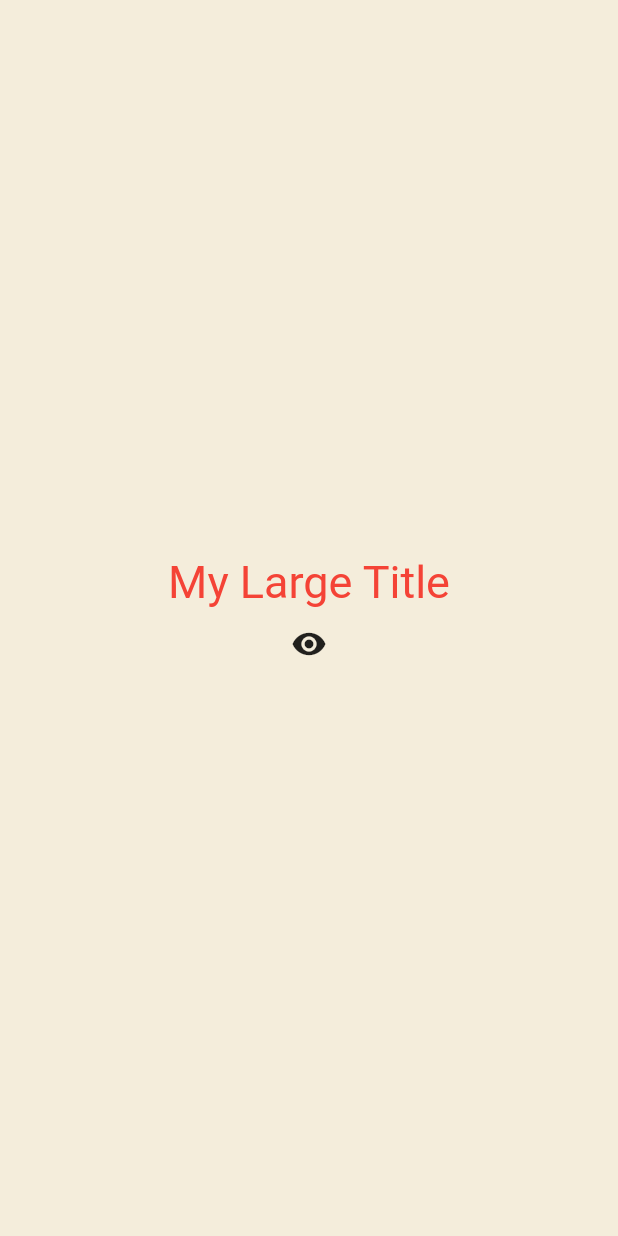
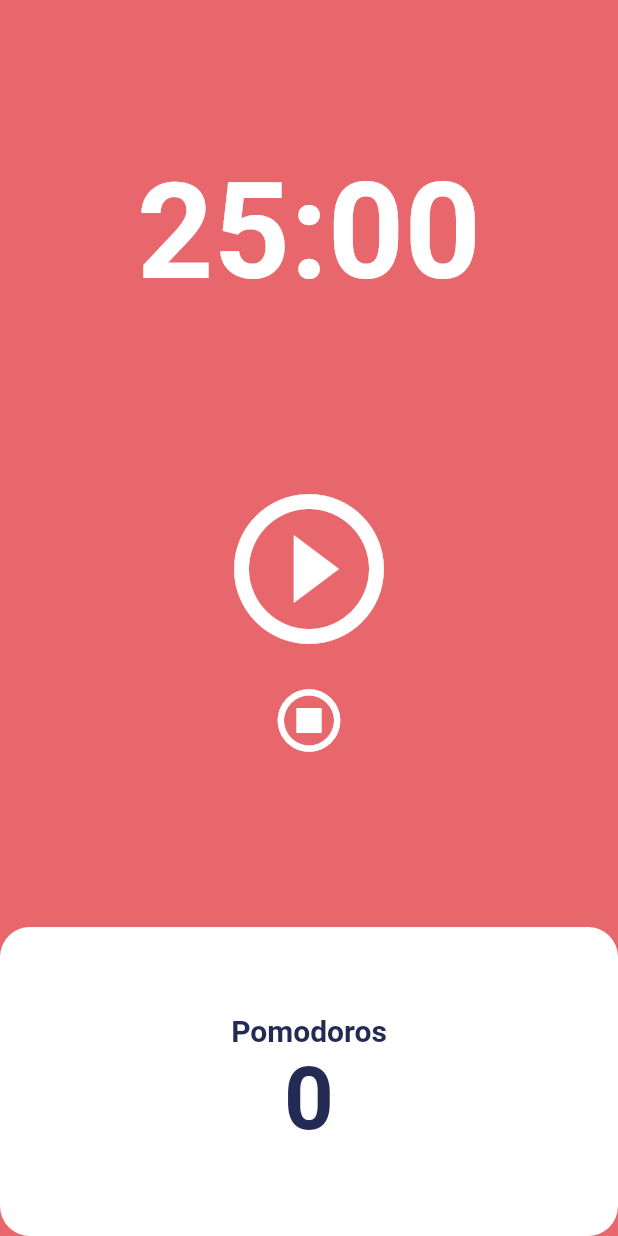
Before and after one commit to alsgud8311/flutter_practice_2, a Flutter app: the screen it shows after launch, on a phone screen of 412 x 824 dp. Run offline on Flutter 3.47's test engine with Material 2 defaults, Android fonts, the phone set to English and light mode, and no system bars.

Commit message:
Feat: Timer Stop function added

```diff
--- a/lib/main.dart
+++ b/lib/main.dart
@@ -1,75 +1,27 @@
 import 'package:flutter/material.dart';
+import 'package:flutter_practice_2/screens/home_screen.dart';
 
 void main() {
   runApp(const MyApp());
 }
 
-class MyApp extends StatefulWidget {
+class MyApp extends StatelessWidget {
   const MyApp({super.key});
-
-  @override
-  State<MyApp> createState() => _MyAppState();
-}
-
-class _MyAppState extends State<MyApp> {
-  bool showTitle = true;
-
-  void toggleTitle() {
-    setState(() {
-      showTitle = !showTitle;
-    });
-  }
 
   @override
   Widget build(BuildContext context) {
     return MaterialApp(
       theme: ThemeData(
         textTheme: const TextTheme(
-          titleLarge: TextStyle(
-            color: Colors.red,
+          displayLarge: TextStyle(
+            color: Color(0xFF232B55),
           ),
         ),
+        colorScheme: ColorScheme.fromSwatch(
+          backgroundColor: const Color(0xFFE7676C),
+        ),
       ),
-      home: Scaffold(
-        backgroundColor: const Color(0xFFF4EDDB),
-        body: Center(
-            child: Column(
-          mainAxisAlignment: MainAxisAlignment.center,
-          children: [
-            showTitle ? const MyLargeTitle() : const Text('nothing'),
-            IconButton(
-              onPressed: toggleTitle,
-              icon: const Icon(Icons.remove_red_eye),
-            )
-          ],
-        )),
-      ),
+      home: const HomeScreen(),
     );
   }
 }
-
-class MyLargeTitle extends StatefulWidget {
-  const MyLargeTitle({super.key});
-
-  @override
-  State<MyLargeTitle> createState() => _MyLargeTitleState();
-}
-
-class _MyLargeTitleState extends State<MyLargeTitle> {
-  @override
-  void dispose() {
-    super.dispose();
-    print('dispose');
-  }
-
-  @override
-  Widget build(BuildContext context) {
-    return Text(
-      "My Large Title",
-      style: TextStyle(
-        fontSize: 30,
-        color: Theme.of(context).textTheme.titleLarge!.color,
-      ),
-    );
-  }
-}
--- /dev/null
+++ b/lib/screens/home_screen.dart
@@ -0,0 +1,150 @@
+import 'dart:async';
+
+import 'package:flutter/material.dart';
+
+class HomeScreen extends StatefulWidget {
+  const HomeScreen({super.key});
+
+  @override
+  State<HomeScreen> createState() => _HomeScreenState();
+}
+
+class _HomeScreenState extends State<HomeScreen> {
+  static const twentyFiveMinutes = 1500;
+  int totalSeconds = 1500;
+  bool isRunning = false;
+  int totalPomodoros = 0;
+  late Timer timer;
+
+  void onTick(Timer timer) {
+    if (totalSeconds == 0) {
+      setState(() {
+        totalPomodoros = totalPomodoros + 1;
+        isRunning = false;
+        totalSeconds = twentyFiveMinutes;
+      });
+      timer.cancel();
+    } else {
+      setState(() {
+        totalSeconds = totalSeconds - 1;
+      });
+    }
+  }
+
+  void onStartPressed() {
+    timer = Timer.periodic(
+      const Duration(seconds: 1),
+      onTick,
+    );
+    setState(() {
+      isRunning = true;
+    });
+  }
+
+  void onPausePressed() {
+    timer.cancel();
+    setState(() {
+      isRunning = false;
+    });
+  }
+
+  void onStopPressed() {
+    timer.cancel();
+    setState(() {
+      totalSeconds = twentyFiveMinutes;
+      isRunning = false;
+    });
+  }
+
+  String format(int seconds) {
+    var duration = Duration(seconds: seconds);
+    return duration.toString().split(".").first.substring(2, 7);
+  }
+
+  @override
+  Widget build(BuildContext context) {
+    return Scaffold(
+      backgroundColor: Theme.of(context).colorScheme.background,
+      body: Column(
+        children: [
+          Flexible(
+            flex: 1,
+            child: Container(
+              alignment: Alignment.bottomCenter,
+              child: Text(
+                format(totalSeconds),
+                style: TextStyle(
+                  color: Theme.of(context).cardColor,
+                  fontSize: 89,
+                  fontWeight: FontWeight.w600,
+                ),
+              ),
+            ),
+          ),
+          Flexible(
+            flex: 2,
+            child: Center(
+              child: Column(
+                mainAxisAlignment: MainAxisAlignment.center,
+                children: [
+                  IconButton(
+                    color: Theme.of(context).cardColor,
+                    iconSize: 120,
+                    onPressed: isRunning ? onPausePressed : onStartPressed,
+                    icon: Icon(isRunning
+                        ? Icons.pause_circle_outline_outlined
+                        : Icons.play_circle_outline_outlined),
+                  ),
+                  IconButton(
+                    color: Theme.of(context).cardColor,
+                    iconSize: 50,
+                    onPressed: onStopPressed,
+                    icon: const Icon(Icons.stop_circle_outlined),
+                  ),
+                ],
+              ),
+            ),
+          ),
+          Flexible(
+            flex: 1,
+            child: Row(
+              children: [
+                Expanded(
+                  child: Container(
+                    decoration: BoxDecoration(
+                      color: Theme.of(context).cardColor,
+                      borderRadius: BorderRadius.circular(20),
+                    ),
+                    child: Column(
+                      mainAxisAlignment: MainAxisAlignment.center,
+                      children: [
+                        Text(
+                          'Pomodoros',
+                          style: TextStyle(
+                            fontSize: 20,
+                            fontWeight: FontWeight.w600,
+                            color:
+                                Theme.of(context).textTheme.displayLarge!.color,
+                          ),
+                        ),
+                        Text(
+                          '$totalPomodoros',
+                          style: TextStyle(
+                            fontSize: 58,
+                            fontWeight: FontWeight.w600,
+                            color:
+                                Theme.of(context).textTheme.displayLarge!.color,
+                          ),
+                        ),
+                      ],
+                    ),
+                  ),
+                ),
+              ],
+            ),
+          ),
+        ],
+      ),
+    );
+  }
+}
```
